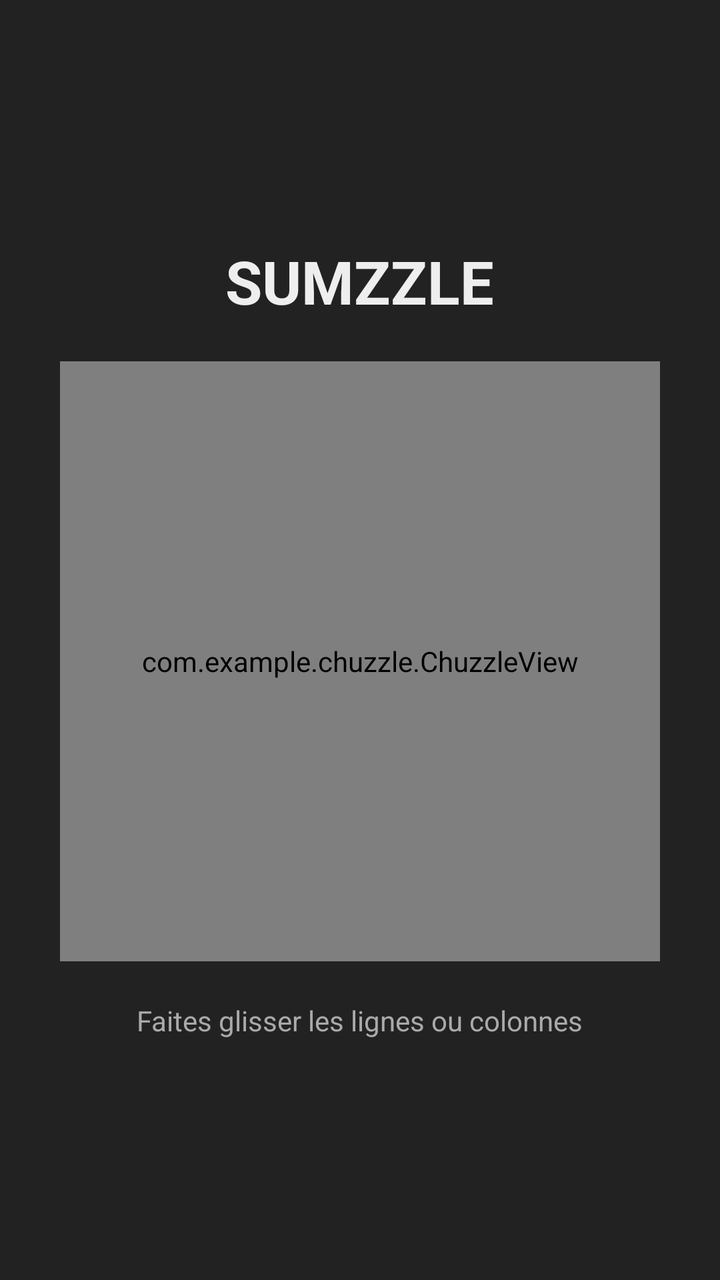
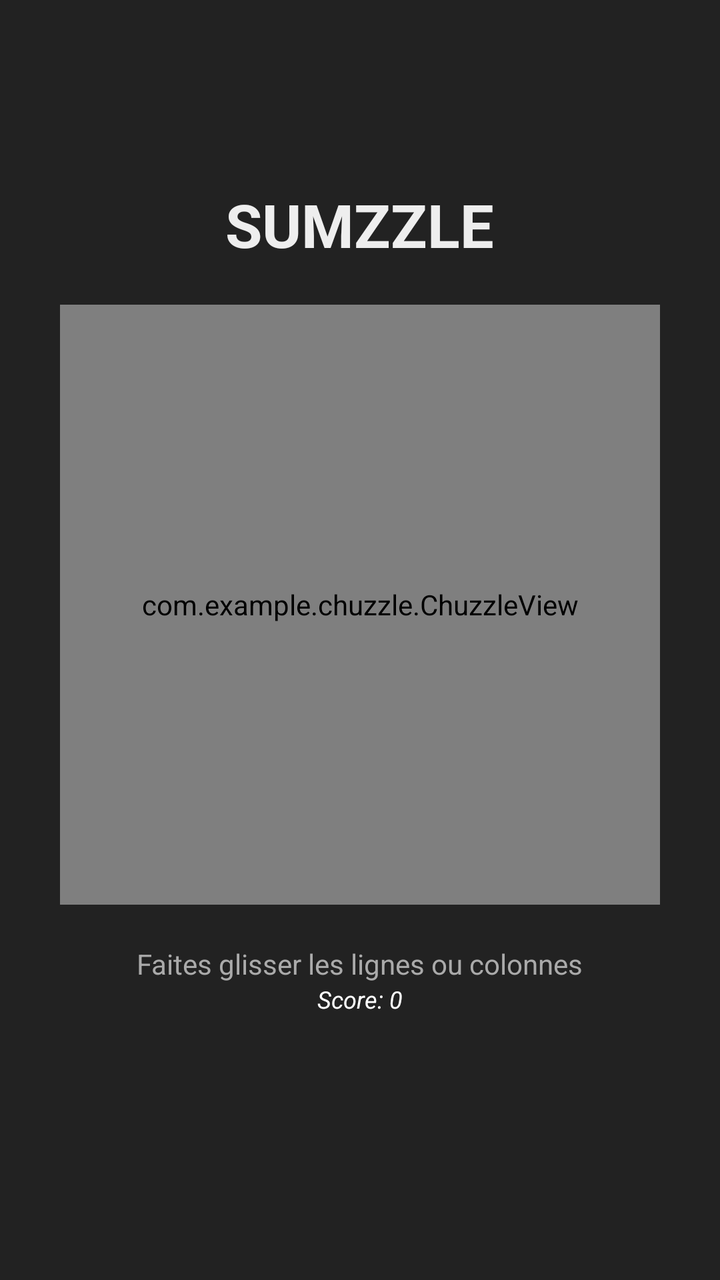

Two renders of the same Android screen: before a commit and after it. Below are the layout's source before the change and the commit's diff.
<!-- AndroidManifest.xml: application theme Theme.Chuzzle -->
<!-- res/layout/activity_default_game.xml -->
<?xml version="1.0" encoding="utf-8"?>
<LinearLayout xmlns:android="http://schemas.android.com/apk/res/android"
    android:layout_width="match_parent"
    android:layout_height="match_parent"
    android:background="#222222"
    android:gravity="center"
    android:orientation="vertical">

    <TextView
        android:layout_width="wrap_content"
        android:layout_height="wrap_content"
        android:layout_marginBottom="20dp"
        android:text="@string/sumzzle"
        android:textColor="#EEEEEE"
        android:textSize="30sp"
        android:textStyle="bold" />

    <com.example.chuzzle.ChuzzleView
        android:id="@+id/grille_jeu"
        android:layout_width="300dp"
        android:layout_height="300dp"
        android:background="#333333" />

    <TextView
        android:layout_width="wrap_content"
        android:layout_height="wrap_content"
        android:layout_marginTop="20dp"
        android:text="Faites glisser les lignes ou colonnes"
        android:textColor="#AAAAAA"
        android:textSize="14sp" />

</LinearLayout>
<!-- resources referenced by this layout -->
<resources>
  <string name="sumzzle">SUMZZLE</string>
  <style name="Theme.Chuzzle" parent="Base.Theme.Chuzzle" />
  <style name="Base.Theme.Chuzzle" parent="Theme.Material3.DayNight.NoActionBar">
          
          
      </style>
</resources>

<!-- the commit's change to res/layout/activity_default_game.xml (unified diff, before → after) -->
@@ -28,5 +28,14 @@
         android:text="Faites glisser les lignes ou colonnes"
         android:textColor="#AAAAAA"
         android:textSize="14sp" />
+    <TextView
+        android:id="@+id/texte_score"
+        android:layout_width="wrap_content"
+        android:layout_height="wrap_content"
+        android:text="Score: 0"
+        android:textColor="#FFFFFF"
+        android:textSize="12dp"
+        android:textStyle="italic"
+        android:layout_marginBottom="40dp" />
 
 </LinearLayout>
